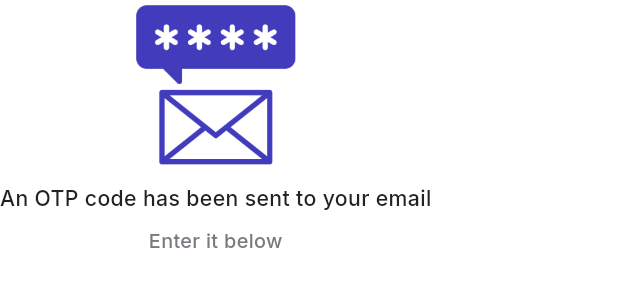
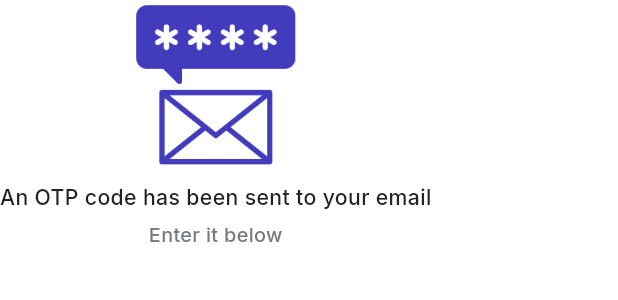
Before and after one commit to NelMatrix743/Keebox, a Flutter app: the RecoveryOtpHeader widget shown alone on an empty page, opened directly, on a phone screen of 412 x 824 dp. Shown: the top 300 px of the screen. Run offline on Flutter 3.47's test engine with Material 3 defaults, Android fonts, the light colour scheme and no system bars; our stand-ins replace dio, flutter_native_splash, flutter_riverpod, flutter_screenutil, flutter_secure_storage, go_router and 1 more; missing offline and left inert: cryptography; accounts and stored records are empty; statements that could not run were skipped.

Commit message:
fix(auth): match OTP field height and text spacing

```diff
--- a/frontend/lib/features/authentication/screens/recovery_otp_screen.dart
+++ b/frontend/lib/features/authentication/screens/recovery_otp_screen.dart
@@ -131,7 +131,7 @@ class _RecoveryOtpScreenState extends ConsumerState<RecoveryOtpScreen>
                   padding: EdgeInsets.symmetric(horizontal: 24.w),
                   child: const RecoveryOtpHeader(),
                 ),
-                SizedBox(height: 35.h),
+                SizedBox(height: 32.h),
                 Center(
                   child: SizedBox(
                     width: 320.w,
--- a/frontend/lib/features/authentication/widgets/recovery_otp_fields.dart
+++ b/frontend/lib/features/authentication/widgets/recovery_otp_fields.dart
@@ -129,6 +129,7 @@ class _RecoveryOtpFieldsState extends State<RecoveryOtpFields> {
                       onChanged: (value) => _changed(index, value),
                       onSubmitted: (_) => widget.onSubmitted(),
                       decoration: InputDecoration(
+                        constraints: BoxConstraints.tightFor(height: height),
                         labelText: null,
                         hintText: null,
                         filled: true,
--- a/frontend/lib/features/authentication/widgets/recovery_otp_header.dart
+++ b/frontend/lib/features/authentication/widgets/recovery_otp_header.dart
@@ -24,6 +24,7 @@ class RecoveryOtpHeader extends StatelessWidget {
         style: TextStyle(
           fontFamily: AppFonts.inter,
           fontSize: 15.sp,
+          height: 1.2,
           fontWeight: FontWeight.w500,
           color: AppColors.text,
         ),
@@ -35,6 +36,7 @@ class RecoveryOtpHeader extends StatelessWidget {
         style: TextStyle(
           fontFamily: AppFonts.inter,
           fontSize: 14.sp,
+          height: 1.22,
           fontWeight: FontWeight.w500,
           color: AppColors.mutedText,
         ),
```
